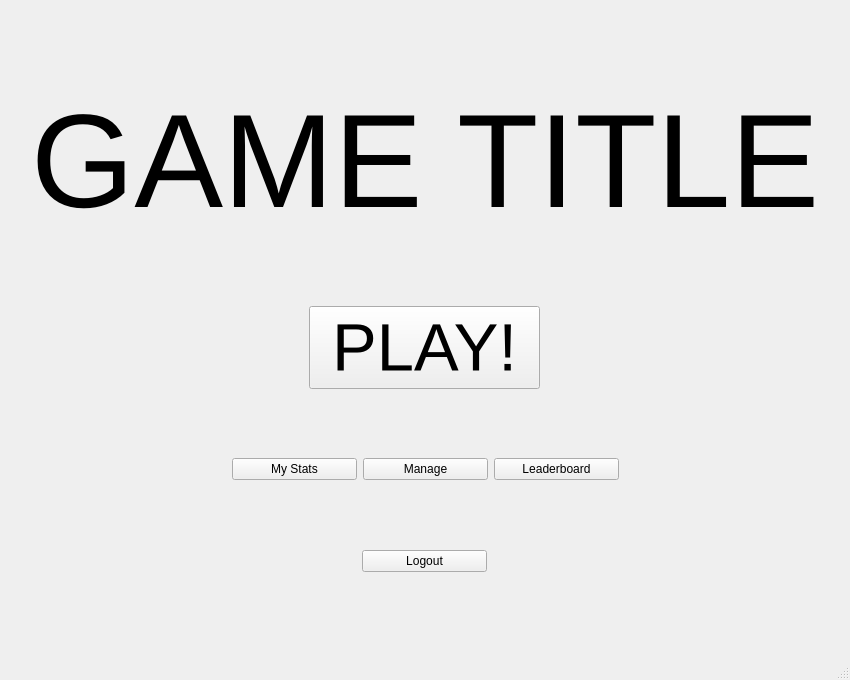
Before: the Qt Designer form mainwindow.ui in nphelpsiv/Education-App, drawn with Qt 5.
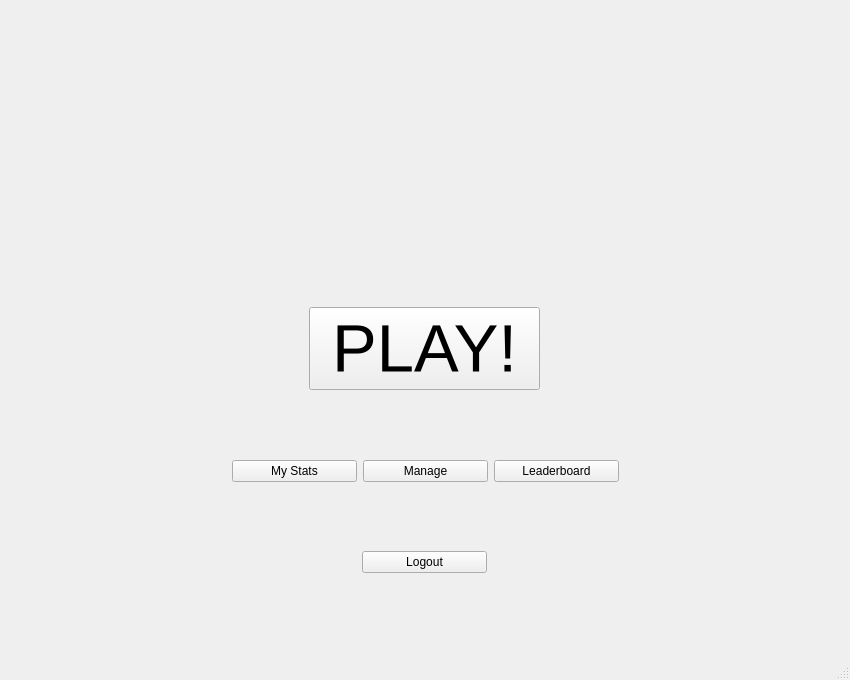
After: the same form once the commit is applied. The open tabs and pages were chosen to show the change. Icons and pictures are not drawn.

Patch:
```diff
--- a/mainwindow.ui
+++ b/mainwindow.ui
@@ -1512,6 +1512,12 @@
        </layout>
       </widget>
       <widget class="QWidget" name="startPage">
+       <property name="styleSheet">
+        <string notr="true">QLabel
+{
+background-image : url(:/Icons/Math_Resource.png)
+}</string>
+       </property>
        <layout class="QVBoxLayout" name="verticalLayout_2">
         <item>
          <spacer name="verticalSpacer_11">
@@ -1546,7 +1552,7 @@
            </font>
           </property>
           <property name="text">
-           <string>GAME TITLE</string>
+           <string/>
           </property>
           <property name="alignment">
            <set>Qt::AlignCenter</set>
```
Left out of the diff: 50 changed lines with no effect on the pictures.
